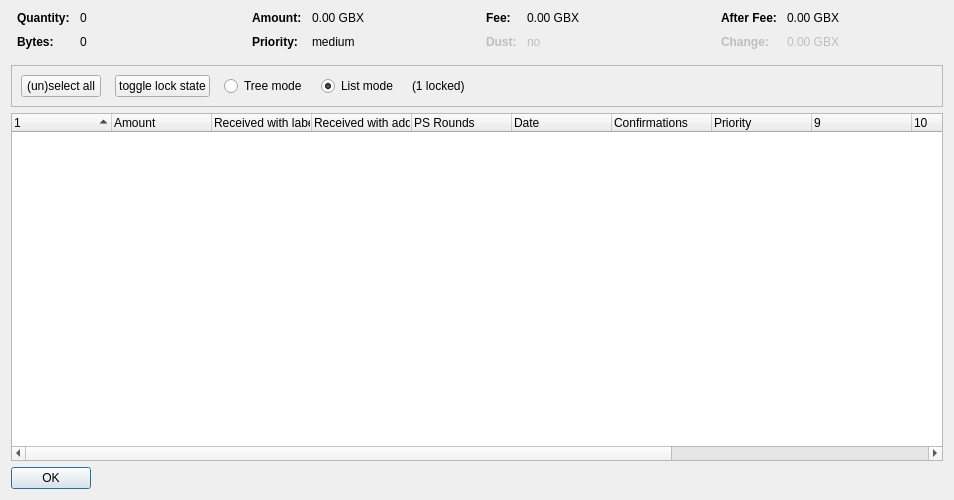
First picture: the form in src/qt/forms/coincontroldialog.ui, repository gobytecoin/gobyte, before the edit.
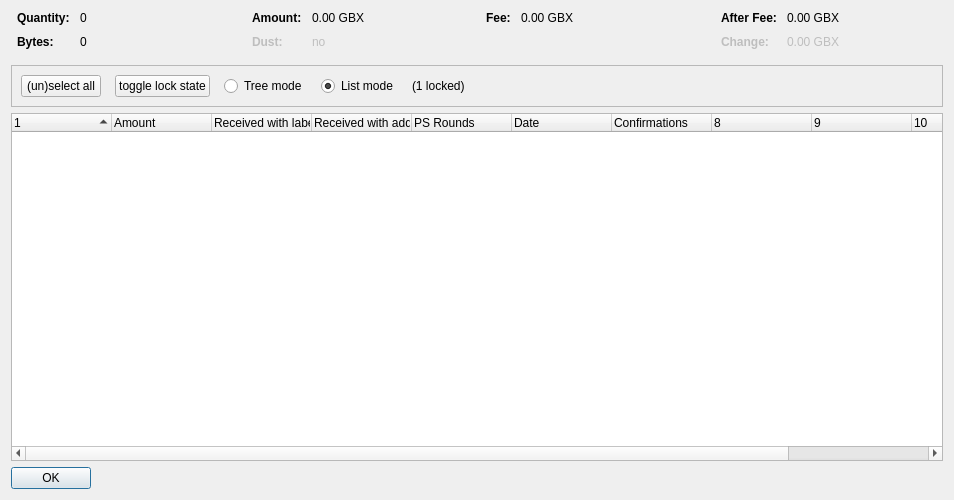
Second picture: the form after the edit. Custom widgets are drawn as their Qt base class.

What changed in the file:
```diff
--- a/src/qt/forms/coincontroldialog.ui
+++ b/src/qt/forms/coincontroldialog.ui
@@ -140,7 +140,10 @@
         </widget>
        </item>
        <item row="1" column="0">
-        <widget class="QLabel" name="labelCoinControlPriorityText">
+        <widget class="QLabel" name="labelCoinControlLowOutputText">
+         <property name="enabled">
+          <bool>false</bool>
+         </property>
          <property name="font">
           <font>
            <weight>75</weight>
@@ -148,12 +151,15 @@
           </font>
          </property>
          <property name="text">
-          <string>Priority:</string>
+          <string>Dust:</string>
          </property>
         </widget>
        </item>
        <item row="1" column="1">
-        <widget class="QLabel" name="labelCoinControlPriority">
+        <widget class="QLabel" name="labelCoinControlLowOutput">
+         <property name="enabled">
+          <bool>false</bool>
+         </property>
          <property name="cursor">
           <cursorShape>IBeamCursor</cursorShape>
          </property>
@@ -161,7 +167,7 @@
           <enum>Qt::ActionsContextMenu</enum>
          </property>
          <property name="text">
-          <string>medium</string>
+          <string notr="true">no</string>
          </property>
          <property name="textInteractionFlags">
           <set>Qt::LinksAccessibleByMouse|Qt::TextSelectableByKeyboard|Qt::TextSelectableByMouse</set>
@@ -213,41 +219,6 @@
          </property>
         </widget>
        </item>
-       <item row="1" column="0">
-        <widget class="QLabel" name="labelCoinControlLowOutputText">
-         <property name="enabled">
-          <bool>false</bool>
-         </property>
-         <property name="font">
-          <font>
-           <weight>75</weight>
-           <bold>true</bold>
-          </font>
-         </property>
-         <property name="text">
-          <string>Dust:</string>
-         </property>
-        </widget>
-       </item>
-       <item row="1" column="1">
-        <widget class="QLabel" name="labelCoinControlLowOutput">
-         <property name="enabled">
-          <bool>false</bool>
-         </property>
-         <property name="cursor">
-          <cursorShape>IBeamCursor</cursorShape>
-         </property>
-         <property name="contextMenuPolicy">
-          <enum>Qt::ActionsContextMenu</enum>
-         </property>
-         <property name="text">
-          <string>no</string>
-         </property>
-         <property name="textInteractionFlags">
-          <set>Qt::LinksAccessibleByMouse|Qt::TextSelectableByKeyboard|Qt::TextSelectableByMouse</set>
-         </property>
-        </widget>
-       </item>
       </layout>
      </item>
      <item>
@@ -447,7 +418,7 @@
       <bool>false</bool>
      </property>
      <property name="columnCount">
-      <number>13</number>
+      <number>11</number>
      </property>
      <attribute name="headerShowSortIndicator" stdset="0">
       <bool>true</bool>
@@ -493,16 +464,6 @@
        <string>Confirmed</string>
       </property>
      </column>
-     <column>
-      <property name="text">
-       <string>Priority</string>
-      </property>
-     </column>
-     <column>
-      <property name="text">
-       <string/>
-      </property>
-     </column>
      <column>
       <property name="text">
        <string/>
```
